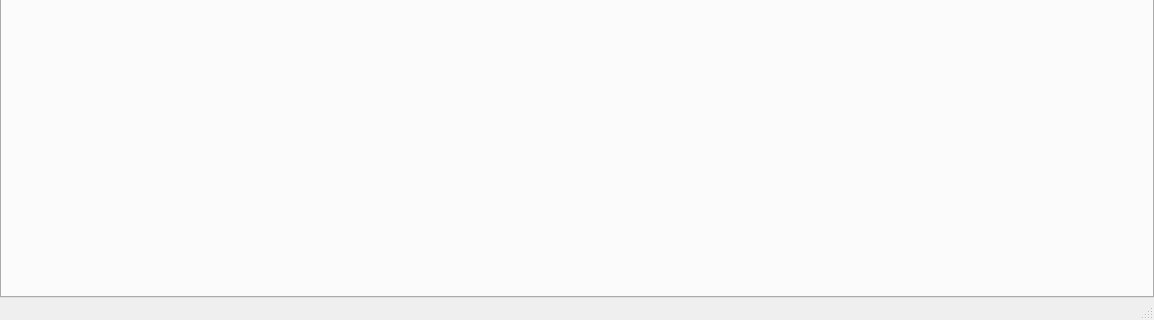
Old version of the form mainwindow.ui in the repository strattonbrazil/recife; both pictures show x 0 to 1154 and y 309 to 629 of the 1154 by 629 pixel window.
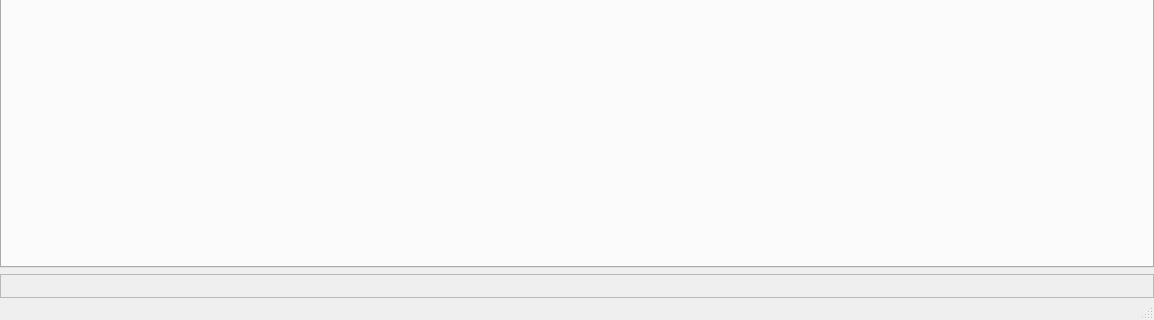
New version of the form.

Commit message: Updated to include frame bar, key framing up next

```diff
--- a/mainwindow.ui
+++ b/mainwindow.ui
@@ -51,6 +51,17 @@
       </widget>
      </widget>
     </item>
+    <item>
+     <widget class="QFrame" name="framesFrame">
+      <property name="frameShape">
+       <enum>QFrame::StyledPanel</enum>
+      </property>
+      <property name="frameShadow">
+       <enum>QFrame::Raised</enum>
+      </property>
+      <layout class="QHBoxLayout" name="horizontalLayout"/>
+     </widget>
+    </item>
    </layout>
   </widget>
   <widget class="QMenuBar" name="menuBar">
```
The commit also changes 14 other files.
